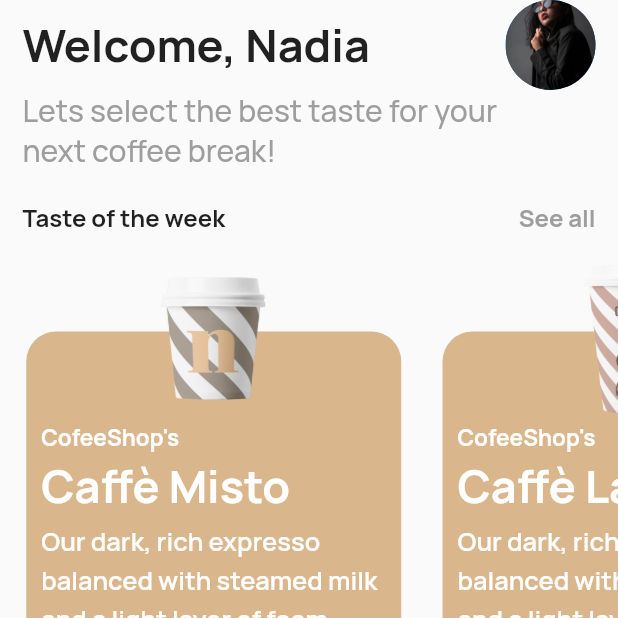
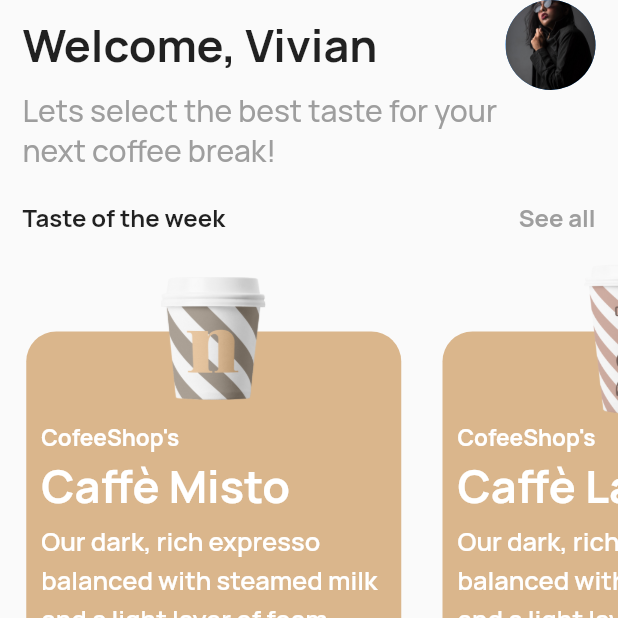
Before and after one commit to augustineayeh/coffee_shop, a Flutter app: the screen it shows after launch, on a phone screen of 412 x 824 dp, the top half of it. Run offline on Flutter 3.47's test engine with Material 2 defaults, Android fonts, the phone set to English and light mode, and no system bars; our stand-ins replace font_awesome_flutter; Roboto replaces fonts that are missing (Helvetiva).

```diff
--- a/lib/main.dart
+++ b/lib/main.dart
@@ -118,7 +118,7 @@ class _MyHomePageState extends State<MyHomePage> {
                   mainAxisAlignment: MainAxisAlignment.spaceBetween,
                   children: const [
                     Text(
-                      'Welcome, Nadia',
+                      'Welcome, Vivian',
                       style: TextStyle(
                           fontSize: 30,
                           fontWeight: FontWeight.w700,
```
Also changed, not shown: readme_files/Screenshot 2023-04-20 at 5.50.52 PM.png (added).
